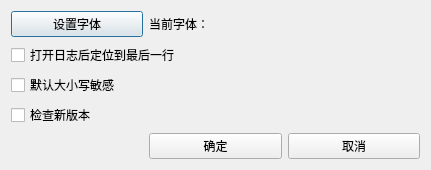
Qt form src/settingsdialog.ui (compilelife/loginsight) before a commit.
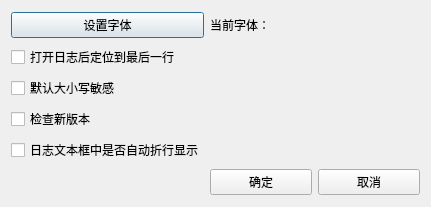
The same form after that commit.

Commit message: 支持日志文本框折行显示

```diff
--- a/src/settingsdialog.ui
+++ b/src/settingsdialog.ui
@@ -7,7 +7,7 @@
     <x>0</x>
     <y>0</y>
     <width>431</width>
-    <height>169</height>
+    <height>207</height>
    </rect>
   </property>
   <property name="windowTitle">
@@ -52,14 +52,21 @@
      </property>
     </widget>
    </item>
-   <item row="4" column="1">
+   <item row="4" column="0">
+    <widget class="QCheckBox" name="wrapCheckBox">
+     <property name="text">
+      <string>日志文本框中是否自动折行显示</string>
+     </property>
+    </widget>
+   </item>
+   <item row="5" column="1">
     <widget class="QPushButton" name="okBtn">
      <property name="text">
       <string>确定</string>
      </property>
     </widget>
    </item>
-   <item row="4" column="2">
+   <item row="5" column="2">
     <widget class="QPushButton" name="cancelBtn">
      <property name="text">
       <string>取消</string>
```
The commit also changes 4 other files.
